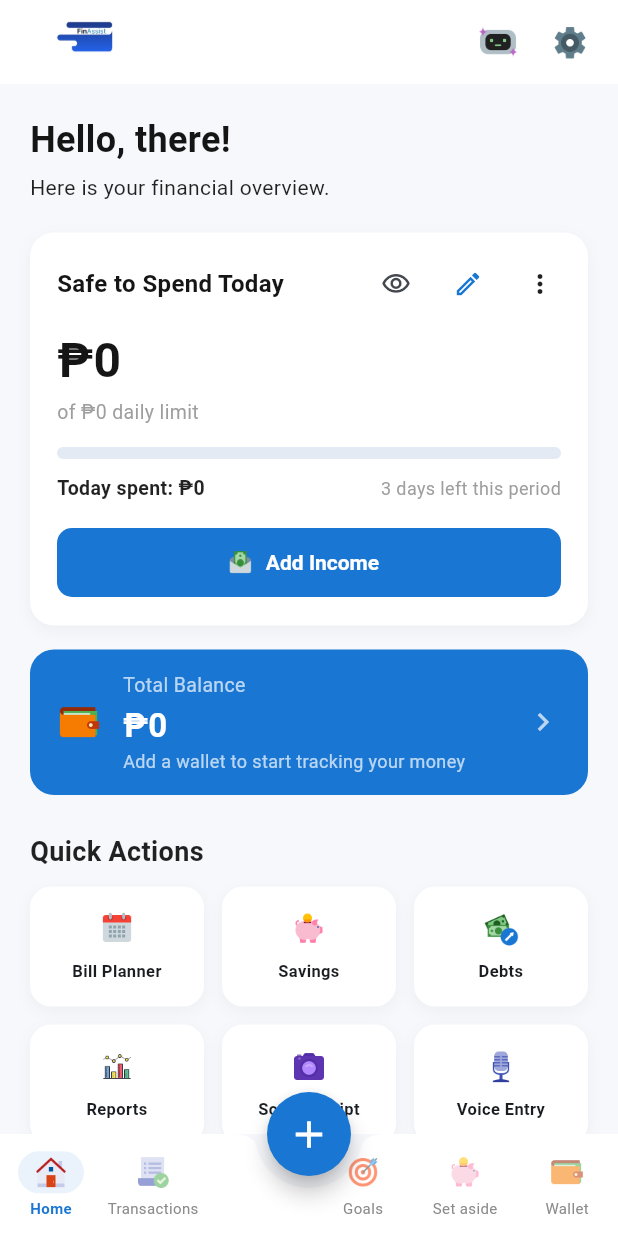
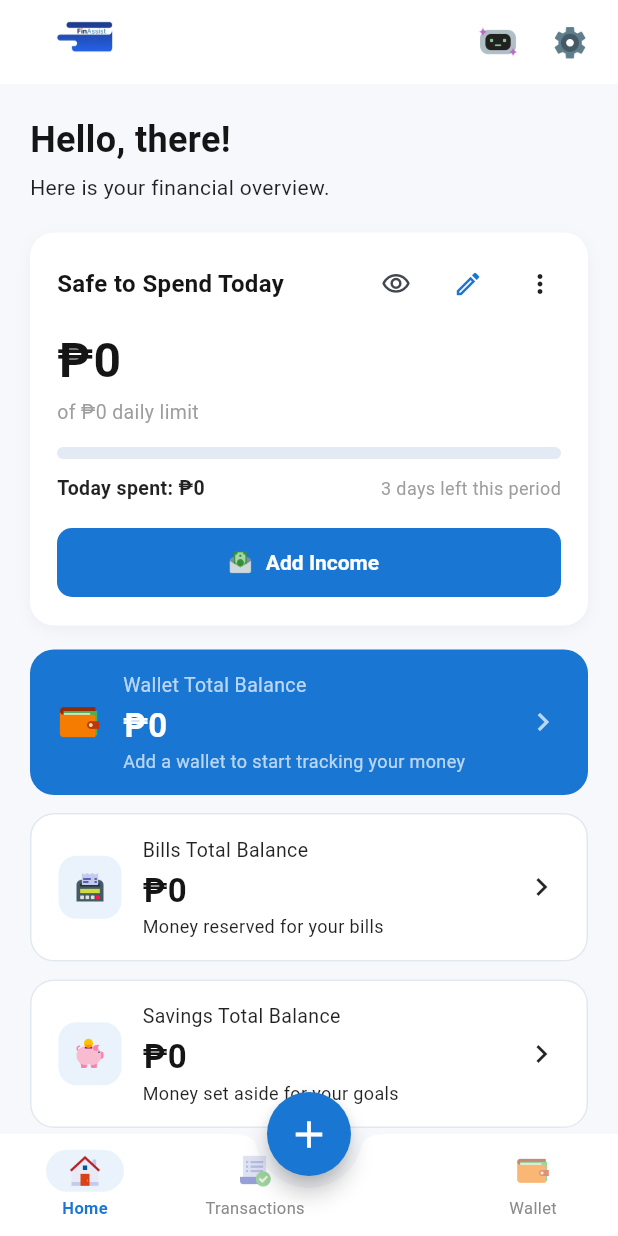
Before and after one commit to AdrianeHagwcw/FinAssist, a Flutter app: the MainShell screen opened directly, on a phone screen of 412 x 824 dp. Run offline on Flutter 3.47's test engine with Material 3 defaults, Android fonts, the phone set to English and light mode, and no system bars; our stand-ins replace cloud_firestore, connectivity_plus, firebase_auth, firebase_core, fl_chart, flutter_local_notifications and 6 more; missing offline and left inert: flutter_file_dialog, google_mlkit_text_recognition; accounts and stored records are empty.

Commit message:
Show spending, bills and savings as three balances on Home
Home's balance area is now three cards: Wallet Total Balance from the spending wallets, Bills Total Balance from the bills wallet, and Savings Total Balance from the savings wallet. Each opens what that money is for, and the planned-allocation pair they replace is gone, since those showed a plan rather than money held.

The bottom bar is back to Home, Transactions and Wallet. Goals and Set aside keep all their code and open as screens instead: Savings and Debts from Home's Quick Actions, and the goals themselves from a Manage goals button inside Savings. Reminders that open a goal still land on it.

```diff
--- a/lib/screens/home_screen.dart
+++ b/lib/screens/home_screen.dart
@@ -26,12 +26,12 @@ import 'bill_calendar_screen.dart';
 import 'bill_detail_screen.dart';
 import 'chatbot_screen.dart';
 import 'debts_screen.dart';
-import 'goals_screen.dart';
 import 'income_waterfall_screen.dart';
 import 'leftover_review_screen.dart';
 import 'ocr_screen.dart';
 import 'profile_screen.dart';
 import 'reports_screen.dart';
+import 'set_aside_screen.dart';
 import 'voice_recognition_screen.dart';
 
 /// The landing screen: what is safe to spend today, what the wallets hold,
@@ -92,8 +92,6 @@ class _HomeScreenState extends State<HomeScreen> {
   /// The bills the Safe to Spend card loaded, reused by the tip so the screen
   /// doesn't read them twice.
   List<BillInstance> _bills = const [];
-  double? _plannedBills;
-  double? _plannedSavings;
 
   String get _name {
     if (widget.userName != null) return widget.userName!;
@@ -190,28 +188,28 @@ class _HomeScreenState extends State<HomeScreen> {
             ),
         const SizedBox(height: 16),
         _BalanceCard(wallets: wallets, onTap: widget.onOpenWallets),
-        if (_plannedBills != null || _plannedSavings != null) ...[
         const SizedBox(height: 12),
-          Row(
-            children: [
-              Expanded(
-                child: _PlannedAllocationCard(
-                  title: 'Bills',
-                  amount: _plannedBills ?? 0,
-                  icon: Icons.receipt_long_outlined,
+        // Bills and savings money sits in its own wallet, so each has its own
+        // balance here rather than being counted into the one above.
+        _SetAsideBalanceCard(
+          title: 'Bills Total Balance',
+          note: 'Money reserved for your bills',
+          iconAsset: 'assets/icons/icons8-receipt-96.png',
+          amount: wallets == null
+              ? null
+              : walletBalanceFor(wallets, WalletPurpose.bills),
+          onTap: () => _openSetAside(SetAsidePart.bills),
         ),
+        const SizedBox(height: 12),
+        _SetAsideBalanceCard(
+          title: 'Savings Total Balance',
+          note: 'Money set aside for your goals',
+          iconAsset: 'assets/icons/icons8-money-box-96.png',
+          amount: wallets == null
+              ? null
+              : walletBalanceFor(wallets, WalletPurpose.savings),
+          onTap: () => _openSetAside(SetAsidePart.savings),
         ),
-              const SizedBox(width: 12),
-              Expanded(
-                child: _PlannedAllocationCard(
-                  title: 'Savings',
-                  amount: _plannedSavings ?? 0,
-                  icon: Icons.savings_outlined,
-                ),
-              ),
-            ],
-          ),
-        ],
 
         const SizedBox(height: 25),
         _SectionTitle('Quick Actions'),
@@ -268,6 +266,10 @@ class _HomeScreenState extends State<HomeScreen> {
     );
   }
 
+  /// Opens the balance the user tapped: the bills wallet or the savings one.
+  void _openSetAside(SetAsidePart part) =>
+      _push(SetAsideScreen(initialPart: part));
+
   Widget _quickActions() {
     Widget tile(String asset, String title, VoidCallback onTap) {
       return Expanded(
@@ -294,7 +296,7 @@ class _HomeScreenState extends State<HomeScreen> {
             tile(
               'assets/icons/icons8-money-box-96.png',
               'Savings',
-              widget.onOpenSavings ?? () => _push(const GoalsScreen()),
+              widget.onOpenSavings ?? () => _openSetAside(SetAsidePart.savings),
             ),
             const SizedBox(width: 12),
             tile(
@@ -355,17 +357,9 @@ class _HomeScreenState extends State<HomeScreen> {
   /// Bills due soon, then the leftover decision when one is waiting.
   Widget _belowCard(BuildContext context, SafeToSpendInputs inputs) {
     // Kept for the tip above, which is built before this runs.
-    if (!identical(_bills, inputs.bills) ||
-        _plannedBills != inputs.plannedBills ||
-        _plannedSavings != inputs.plannedSavings) {
+    if (!identical(_bills, inputs.bills)) {
       WidgetsBinding.instance.addPostFrameCallback((_) {
-        if (mounted) {
-          setState(() {
-            _bills = inputs.bills;
-            _plannedBills = inputs.plannedBills;
-            _plannedSavings = inputs.plannedSavings;
-          });
-        }
+        if (mounted) setState(() => _bills = inputs.bills);
       });
     }
 
@@ -418,60 +412,86 @@ class _HomeScreenState extends State<HomeScreen> {
   );
 }
 
-class _PlannedAllocationCard extends StatelessWidget {
-  const _PlannedAllocationCard({
+/// A balance the user has already promised: what is kept for bills, and what
+/// is kept as savings. Tapping one opens where that money is going.
+class _SetAsideBalanceCard extends StatelessWidget {
+  const _SetAsideBalanceCard({
     required this.title,
+    required this.note,
+    required this.iconAsset,
     required this.amount,
-    required this.icon,
+    required this.onTap,
   });
 
   final String title;
-  final double amount;
-  final IconData icon;
+  final String note;
+  final String iconAsset;
+
+  /// Null while the wallets are still loading.
+  final double? amount;
+  final VoidCallback onTap;
 
   @override
   Widget build(BuildContext context) {
     final colors = context.appColors;
-    return Container(
-      constraints: const BoxConstraints(minHeight: 92),
-      padding: const EdgeInsets.all(14),
+
+    return Material(
+      color: colors.card,
+      borderRadius: BorderRadius.circular(16),
+      child: InkWell(
+        onTap: onTap,
+        borderRadius: BorderRadius.circular(16),
+        child: Container(
           decoration: BoxDecoration(
-        color: colors.card,
-        borderRadius: BorderRadius.circular(14),
+            borderRadius: BorderRadius.circular(16),
             border: Border.all(color: colors.border),
           ),
+          padding: const EdgeInsets.symmetric(horizontal: 18, vertical: 14),
+          child: Row(
+            children: [
+              Container(
+                width: 42,
+                height: 42,
+                decoration: BoxDecoration(
+                  color: colors.primaryTint,
+                  borderRadius: BorderRadius.circular(12),
+                ),
+                padding: const EdgeInsets.all(9),
+                child: Image.asset(iconAsset),
+              ),
+              const SizedBox(width: 14),
+              Expanded(
                 child: Column(
                   crossAxisAlignment: CrossAxisAlignment.start,
                   children: [
-          Row(
-            children: [
-              Icon(icon, size: 18, color: colors.primaryText),
-              const SizedBox(width: 7),
                     Text(
                       title,
-                style: TextStyle(
-                  color: colors.textBody,
-                  fontWeight: FontWeight.w600,
+                      style: TextStyle(color: colors.textBody, fontSize: 13),
                     ),
-              ),
-            ],
-          ),
-          const SizedBox(height: 8),
+                    const SizedBox(height: 2),
                     MoneyText(
-            amount,
+                      amount ?? 0,
                       maxLines: 1,
                       overflow: TextOverflow.ellipsis,
                       style: TextStyle(
                         color: colors.textPrimary,
-              fontSize: 18,
+                        fontSize: 22,
                         fontWeight: FontWeight.bold,
                       ),
                     ),
                     Text(
-            'planned per pay',
-            style: TextStyle(color: colors.textBody, fontSize: 11),
+                      note,
+                      maxLines: 2,
+                      overflow: TextOverflow.ellipsis,
+                      style: TextStyle(color: colors.textBody, fontSize: 12),
                     ),
                   ],
+                ),
+              ),
+              Icon(Icons.chevron_right, color: colors.textBody),
+            ],
+          ),
+        ),
       ),
     );
   }
@@ -583,7 +603,7 @@ class _BalanceCard extends StatelessWidget {
                   crossAxisAlignment: CrossAxisAlignment.start,
                   children: [
                     const Text(
-                      'Total Balance',
+                      'Wallet Total Balance',
                       style: TextStyle(color: Colors.white70, fontSize: 13),
                     ),
                     const SizedBox(height: 2),
--- a/lib/screens/main_shell.dart
+++ b/lib/screens/main_shell.dart
@@ -22,7 +22,6 @@ import 'goal_detail_screen.dart';
 import 'goals_screen.dart';
 import 'home_screen.dart';
 import 'income_waterfall_screen.dart';
-import 'set_aside_screen.dart';
 import 'transactions_screen.dart';
 import 'wallets_screen.dart';
 
@@ -44,9 +43,7 @@ class MainShell extends StatefulWidget {
 class _MainShellState extends State<MainShell> with WidgetsBindingObserver {
   static const _homeIndex = 0;
   static const _transactionsIndex = 1;
-  static const _goalsIndex = 2;
-  static const _setAsideIndex = 3;
-  static const _walletIndex = 4;
+  static const _walletIndex = 2;
 
   /// Opens the Goals tab on savings or on a debts list.
   final _goalsTab = GoalsTabController();
@@ -142,14 +139,24 @@ class _MainShellState extends State<MainShell> with WidgetsBindingObserver {
     }
   }
 
+  /// Goals and debts have no tab of their own any more, so they open as a
+  /// screen on top of Home.
+  void _openGoals() {
+    _selectTab(_homeIndex);
+    Navigator.push(
+      context,
+      MaterialPageRoute(builder: (_) => GoalsScreen(controller: _goalsTab)),
+    );
+  }
+
   void _openSavings() {
-    _selectTab(_goalsIndex);
     _goalsTab.openSavings();
+    _openGoals();
   }
 
   void _openDebts(DebtDirection direction) {
-    _selectTab(_goalsIndex);
     _goalsTab.openDebts(direction);
+    _openGoals();
   }
 
   /// Adds an installment or a loan, then shows the list it went to.
@@ -176,12 +183,11 @@ class _MainShellState extends State<MainShell> with WidgetsBindingObserver {
             key: ValueKey(_homeRefreshKey),
             onOpenTransactions: () => _selectTab(_transactionsIndex),
             onOpenWallets: () => _selectTab(_walletIndex),
-            onOpenSavings: _openSavings,
+            // Savings on Home opens the savings balance; the goals behind it
+            // are one tap further in.
             onOpenDebts: () => _openDebts(DebtDirection.iOwe),
           ),
           const TransactionsScreen(),
-          GoalsScreen(controller: _goalsTab),
-          const SetAsideScreen(),
           const WalletsScreen(),
         ];
   }
@@ -289,18 +295,6 @@ class _MainShellState extends State<MainShell> with WidgetsBindingObserver {
               // Space for the "+" button docked in the middle.
               const SizedBox(width: 72),
               _NavItem(
-                iconAsset: 'assets/icons/icons8-goal-96.png',
-                label: 'Goals',
-                selected: _currentIndex == _goalsIndex,
-                onTap: () => _selectTab(_goalsIndex),
-              ),
-              _NavItem(
-                iconAsset: 'assets/icons/icons8-money-box-96.png',
-                label: 'Set aside',
-                selected: _currentIndex == _setAsideIndex,
-                onTap: () => _selectTab(_setAsideIndex),
-              ),
-              _NavItem(
                 iconAsset: 'assets/icons/icons8-wallet-96.png',
                 label: 'Wallet',
                 selected: _currentIndex == _walletIndex,
@@ -348,7 +342,7 @@ class _NavItem extends StatelessWidget {
               // with a highlight pill and a bold blue label instead.
               Container(
                 padding: const EdgeInsets.symmetric(
-                  horizontal: 10,
+                  horizontal: 14,
                   vertical: 2,
                 ),
                 decoration: BoxDecoration(
@@ -367,10 +361,8 @@ class _NavItem extends StatelessWidget {
                 label,
                 maxLines: 1,
                 overflow: TextOverflow.ellipsis,
-                // Five tabs share the bar, so the labels are a size down to
-                // keep the longest one whole.
                 style: TextStyle(
-                  fontSize: 10,
+                  fontSize: 11,
                   color: color,
                   fontWeight: selected ? FontWeight.w600 : FontWeight.normal,
                 ),
```
Also changed, not shown: lib/screens/set_aside_screen.dart (+46 -7 lines), 1 other file. Lines whose indentation alone changed are shown as unchanged.
